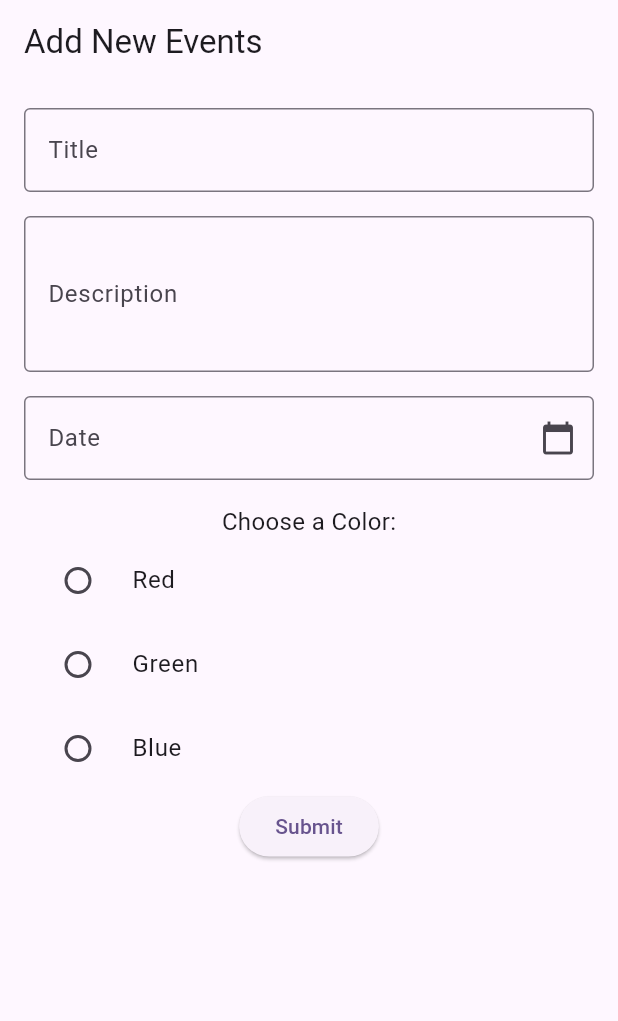
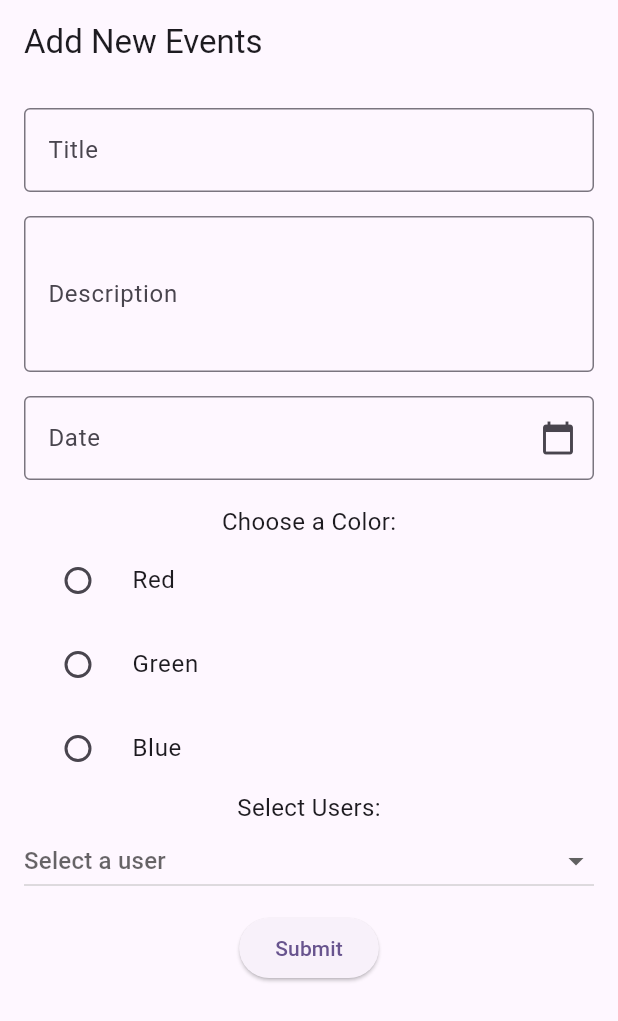
Before and after one commit to HanaOuerghemmi/date_keeper, a Flutter app: the AddEventScreen screen opened by its route, on a phone screen of 412 x 824 dp. Shown: the top 1021 px of the screen. Run offline on Flutter 3.47's test engine with Material 3 defaults, Android fonts, the light colour scheme and no system bars; our stand-ins replace bloc, cloud_firestore, dartz, equatable, firebase_auth, firebase_core and 10 more; accounts and stored records are empty.

Commit message:
add items Ui in add event screen

```diff
--- a/lib/features/event/presentation/add_event_screen.dart
+++ b/lib/features/event/presentation/add_event_screen.dart
@@ -1,8 +1,10 @@
+import 'package:date_keeper/core/core.dart';
+import 'package:date_keeper/features/auth/domain/entities/user_entity.dart';
+import 'package:firebase_auth/firebase_auth.dart';
 import 'package:flutter/material.dart';
 import 'package:intl/intl.dart';
 
 class AddEventScreen extends StatefulWidget {
-
   const AddEventScreen({super.key});
 
   @override
@@ -36,9 +38,23 @@ class _AddEventScreenState extends State<AddEventScreen> {
     }
   }
 
+  ///*** list user static */
+
+  List<UserEntity> users = [
+    UserEntity(
+        username: 'Alice',
+        profilePictureUrl: 'https://i.pravatar.cc/150?img=1'),
+    UserEntity(
+        username: 'Bob', profilePictureUrl: 'https://i.pravatar.cc/150?img=2'),
+    UserEntity(
+        username: 'Charlie',
+        profilePictureUrl: 'https://i.pravatar.cc/150?img=3'),
+  ];
+  UserEntity? _selectedUser;
+
   @override
   Widget build(BuildContext context) {
-    return  Scaffold(
+    return Scaffold(
       appBar: AppBar(
         title: Text('Add New Events'),
       ),
@@ -138,6 +154,40 @@ class _AddEventScreenState extends State<AddEventScreen> {
                     });
                   },
                 ),
+
+                // User Checklist
+                Text(
+                  'Select Users:',
+                  style: TextStyle(fontSize: 16.0),
+                ),
+
+               DropdownButton<UserEntity>(
+                  value: _selectedUser,
+                  hint: Text('Select a user'),
+                  isExpanded: true,
+                  onChanged: (UserEntity? newValue) {
+                    setState(() {
+                      _selectedUser = newValue;
+                    });
+                  },
+                  items: users.map((UserEntity user) {
+                    return DropdownMenuItem<UserEntity>(
+                      value: user,
+                      child: Row(
+                        children: [
+                          CircleAvatar(
+                            backgroundImage: NetworkImage(user.profilePictureUrl!),
+                            radius: 16,
+                          ),
+                          SizedBox(width: 10),
+                          Text(user.username!),
+                        ],
+                      ),
+                    );
+                  }).toList(),
+                ),
+                smallPaddingVert,
+
                 // Submit Button
                 ElevatedButton(
                   onPressed: () {
@@ -147,6 +197,7 @@ class _AddEventScreenState extends State<AddEventScreen> {
                       final description = _descriptionController.text;
                       final date = _dateController.text;
                       final statusColor = _selectedColor;
+                      final selectedUser = _selectedUser;
 
                       // Print form values for demonstration
                       print('Title: $title');
@@ -168,6 +219,5 @@ class _AddEventScreenState extends State<AddEventScreen> {
         ),
       ),
     );
-
   }
 }
```
